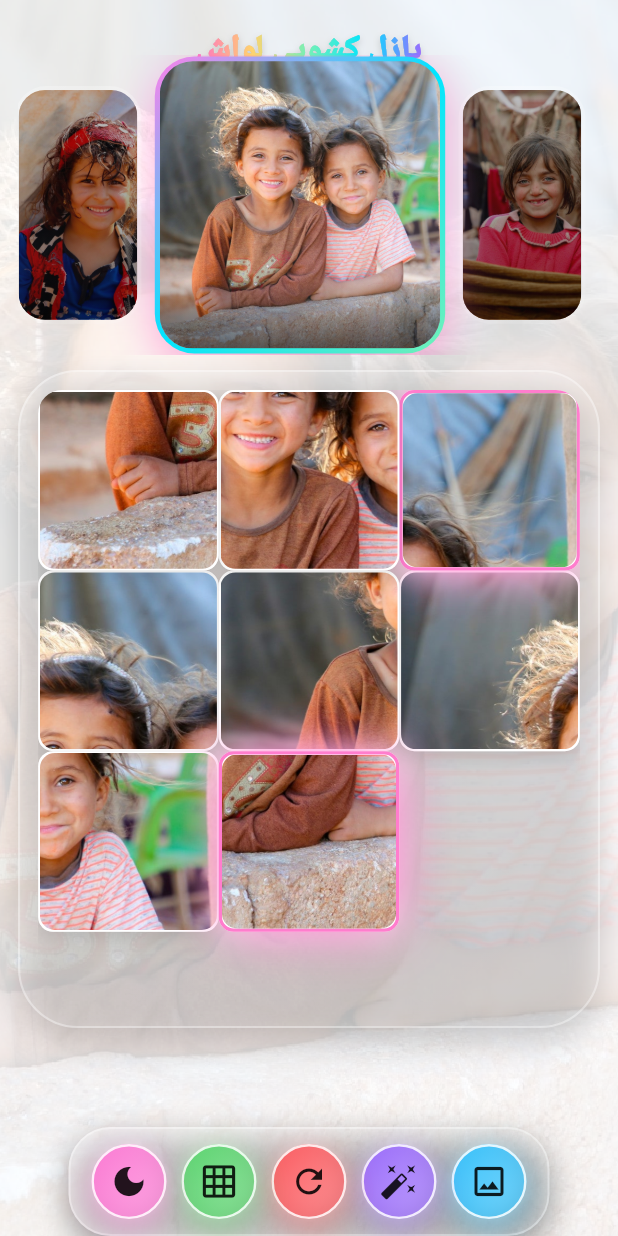
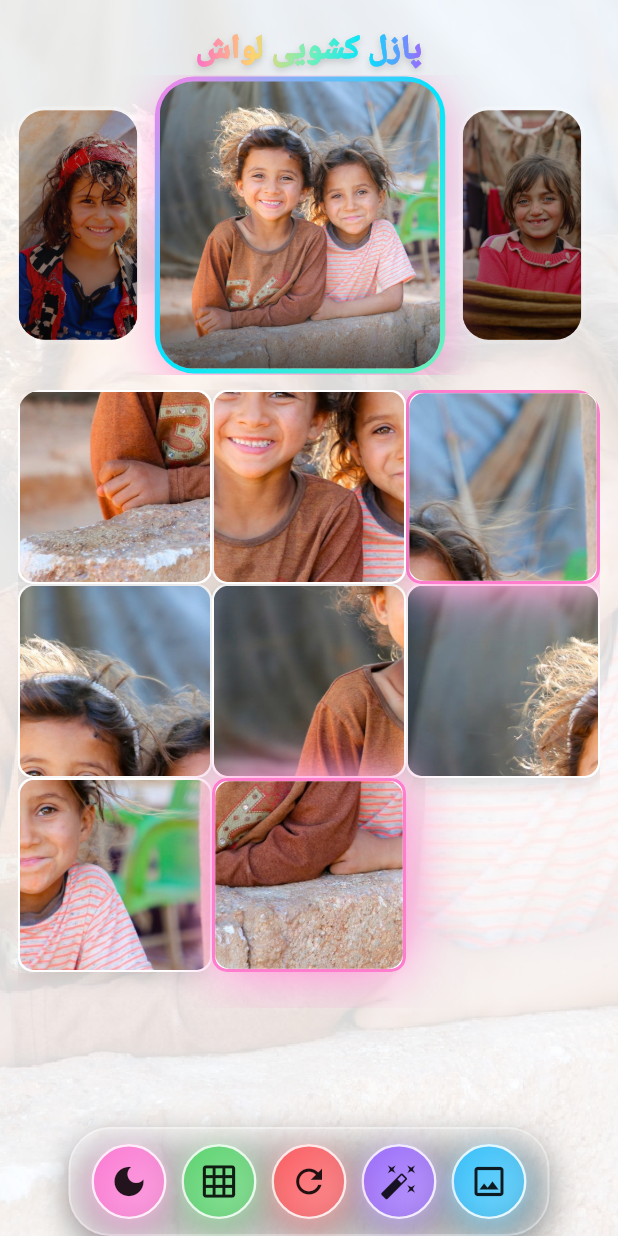
Before and after one commit to kamyarmg/lavash, a Flutter app: the screen it shows after launch, on a phone screen of 412 x 824 dp. Run offline on Flutter 3.47's test engine with Material 3 defaults, Android fonts, the phone set to English and light mode, and no system bars; our stand-ins replace google_fonts, image_picker, shared_preferences; Roboto replaces fonts that are missing (Vazirmatn).

Commit message:
Remove decoration and padding from FancyFrame for a cleaner appearance

```diff
--- a/lib/main.dart
+++ b/lib/main.dart
@@ -921,36 +921,8 @@ class _FancyFrame extends StatelessWidget {
   const _FancyFrame({required this.child});
   @override
   Widget build(BuildContext context) {
-    return AnimatedContainer(
-      duration: const Duration(milliseconds: 800),
-      curve: Curves.easeOutCubic,
-      // پدینگ قاب کمتر شد
-      padding: const EdgeInsets.all(12),
-      decoration: BoxDecoration(
-        borderRadius: BorderRadius.circular(40),
-        gradient: LinearGradient(
-          colors: [
-            Colors.white.withValues(alpha: 0.22),
-            Colors.white.withValues(alpha: 0.05),
-          ],
-          begin: Alignment.topLeft,
-          end: Alignment.bottomRight,
-        ),
-        border: Border.all(
-          color: Colors.white.withValues(alpha: 0.35),
-          width: 1.4,
-        ),
-        boxShadow: [
-          BoxShadow(
-            color: Colors.black.withValues(alpha: 0.18),
-            blurRadius: 18,
-            offset: const Offset(0, 10),
-          ),
-        ],
-        backgroundBlendMode: BlendMode.overlay,
-      ),
-      child: child,
-    );
+    // قاب کاملاً مخفی: بدون دکوراسیون و پدینگ
+    return child;
   }
 }
 
```
